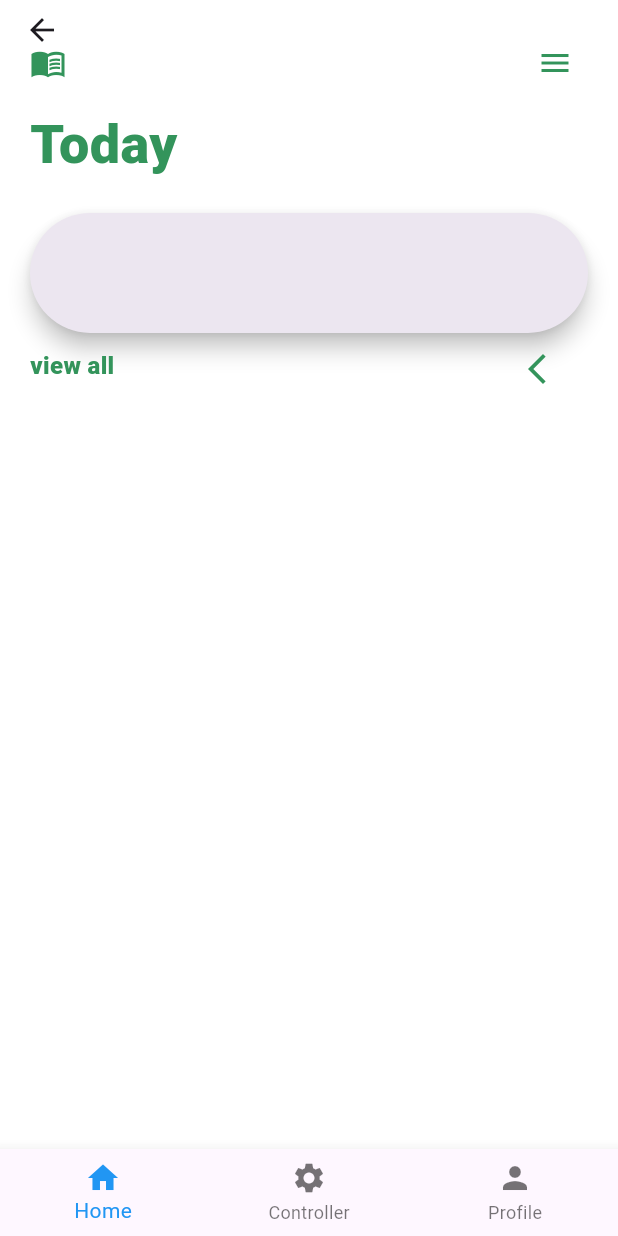
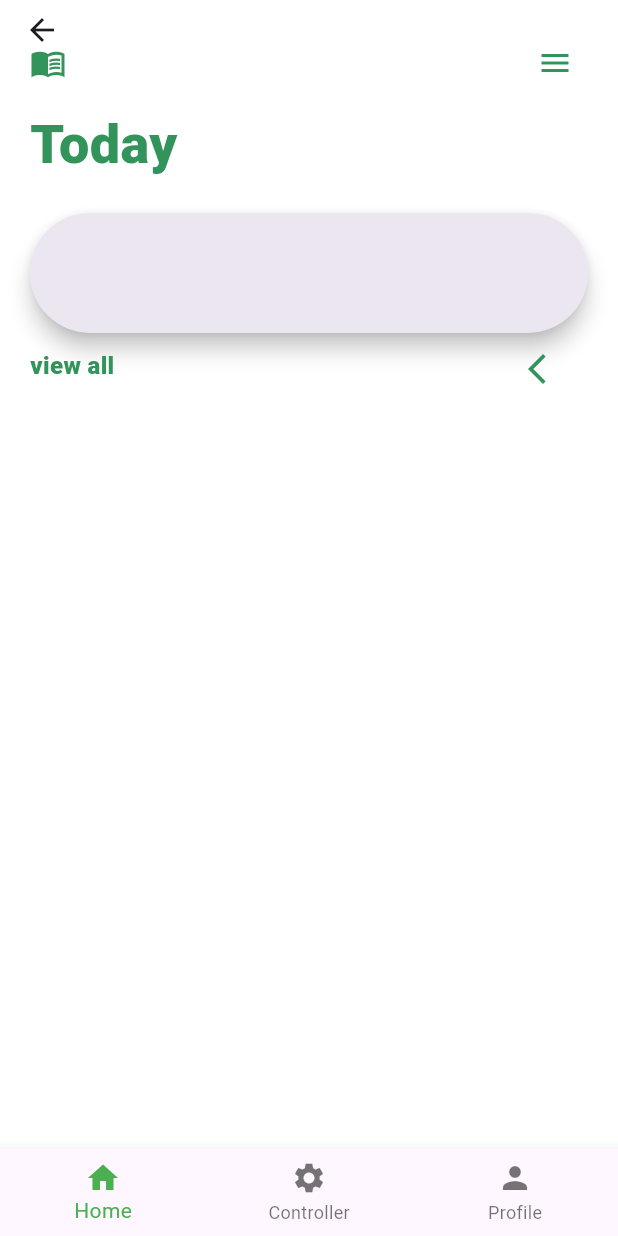
Before and after one commit to nurulsafitri321/TA-nurul-safitri, a Flutter app: the MainPage screen opened by its route, on a phone screen of 412 x 824 dp. Run offline on Flutter 3.47's test engine with Material 3 defaults, Android fonts, the phone set to English and light mode, and no system bars; our stand-ins replace dots_indicator, shared_preferences; accounts and stored records are empty; network calls fail; Roboto replaces fonts that are missing (Avenir).

Commit message:
commit perubahan warna pada navbar

```diff
--- a/mentoring_app/lib/welcome/main_page.dart
+++ b/mentoring_app/lib/welcome/main_page.dart
@@ -53,7 +53,7 @@ class _MainPageState extends State<MainPage> {
           ),
         ],
         currentIndex: _selectedIndex,
-        selectedItemColor: Colors.blue,
+        selectedItemColor: Colors.green,
         onTap: (index) {
           print('BottomNavigationBar tapped, index: $index'); // Debug print
           _onItemTapped(index);
```
